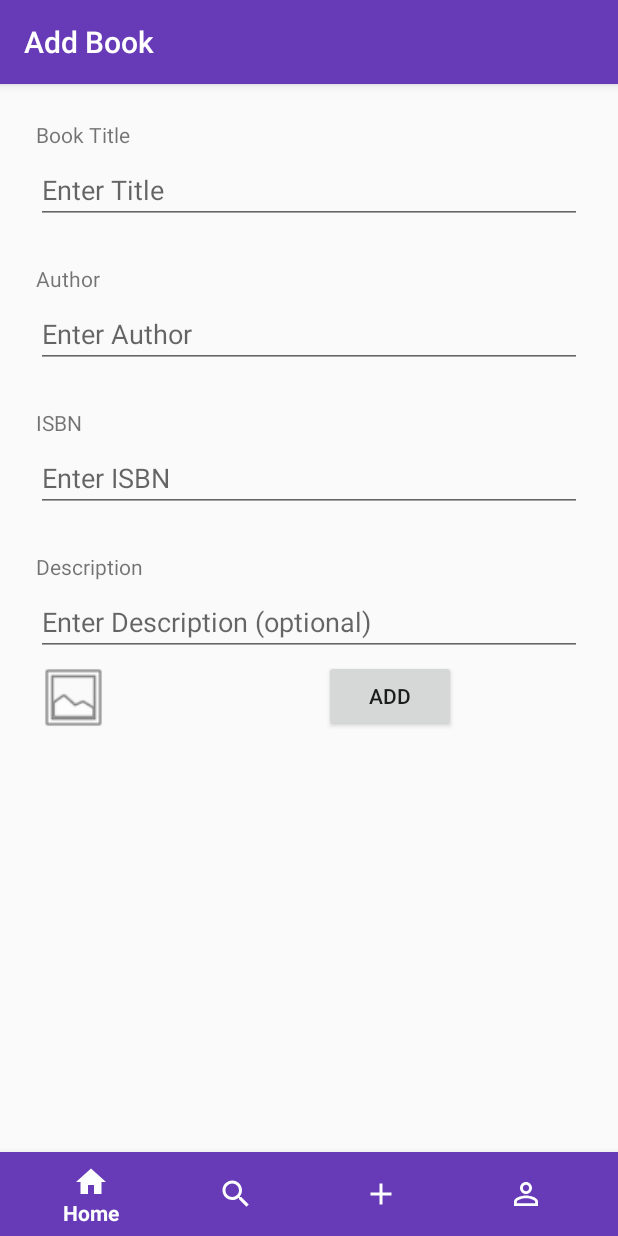
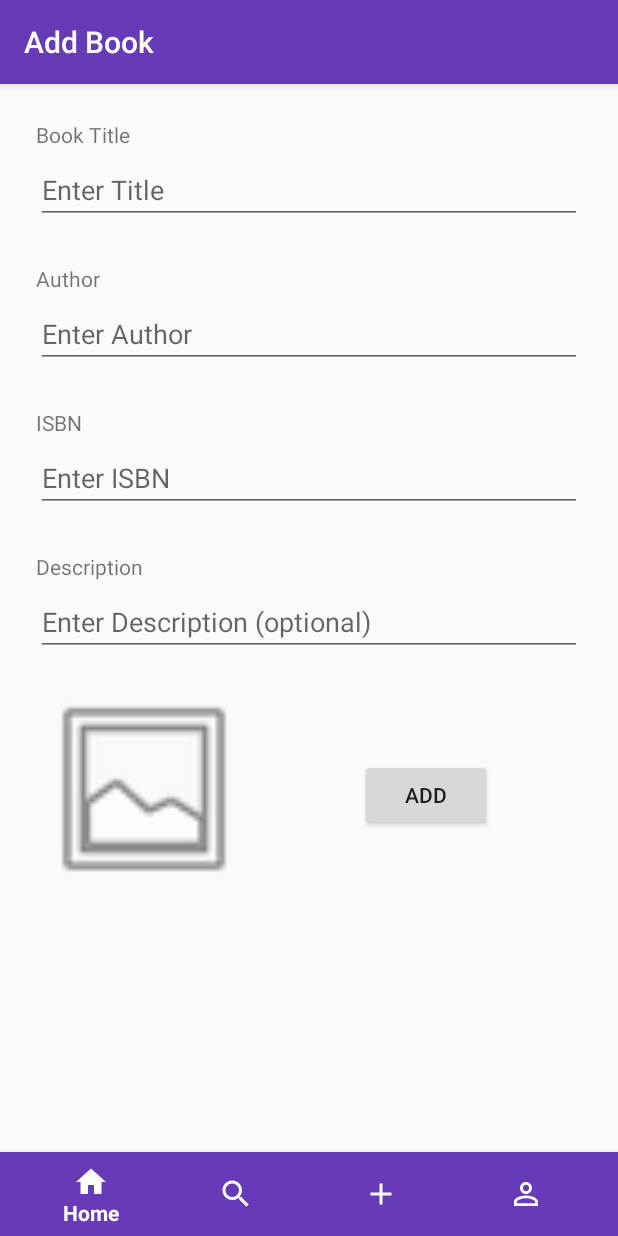
Before and after one commit to CMPUT301W19T07/Virtual-Library, an Android app: the fragment AddBookFragment placed in its activity, on a phone screen of 412 x 824 dp. Run offline under Robolectric (Android 15) with nearby library versions, the phone set to English and light mode, and no system bars; pictures from the network do not load.

Commit message:
Enlarging Image view

```diff
--- a/app/src/main/res/layout/fragment_add_book.xml
+++ b/app/src/main/res/layout/fragment_add_book.xml
@@ -98,8 +98,8 @@
 
     <ImageView
         android:id="@+id/imageView"
-        android:layout_width="50dp"
-        android:layout_height="50dp"
+        android:layout_width="144dp"
+        android:layout_height="172dp"
         android:layout_marginLeft="24dp"
         android:layout_marginTop="384dp"
         android:src="@android:drawable/ic_menu_gallery" />
@@ -108,7 +108,7 @@
         android:id="@+id/addButton"
         android:layout_width="wrap_content"
         android:layout_height="wrap_content"
-        android:layout_marginLeft="216dp"
-        android:layout_marginTop="384dp"
+        android:layout_marginLeft="240dp"
+        android:layout_marginTop="450dp"
         android:text="@string/bottom_navigation_add" />
 </FrameLayout>
```
